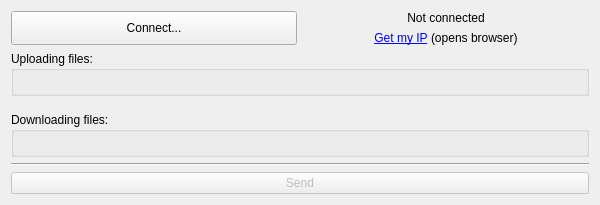
First picture: the form in ui/speedyshare.ui, repository Duttenheim/SpeedyShare, before the edit.
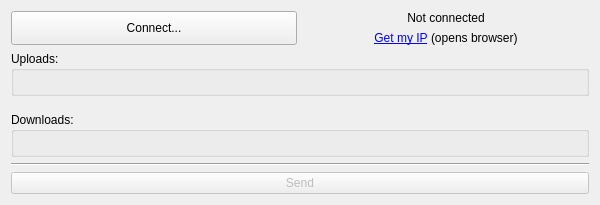
Second picture: the form after the edit.

```diff
--- a/ui/speedyshare.ui
+++ b/ui/speedyshare.ui
@@ -36,7 +36,7 @@
     <item row="2" column="0" colspan="2">
      <widget class="QGroupBox" name="groupBox">
       <property name="title">
-       <string>Uploading files:</string>
+       <string>Uploads:</string>
       </property>
       <layout class="QGridLayout" name="gridLayout_3">
        <item row="0" column="0">
@@ -64,7 +64,7 @@
     <item row="4" column="0" colspan="2">
      <widget class="QGroupBox" name="groupBox_2">
       <property name="title">
-       <string>Downloading files:</string>
+       <string>Downloads:</string>
       </property>
       <layout class="QGridLayout" name="gridLayout_4">
        <item row="0" column="0">
```
